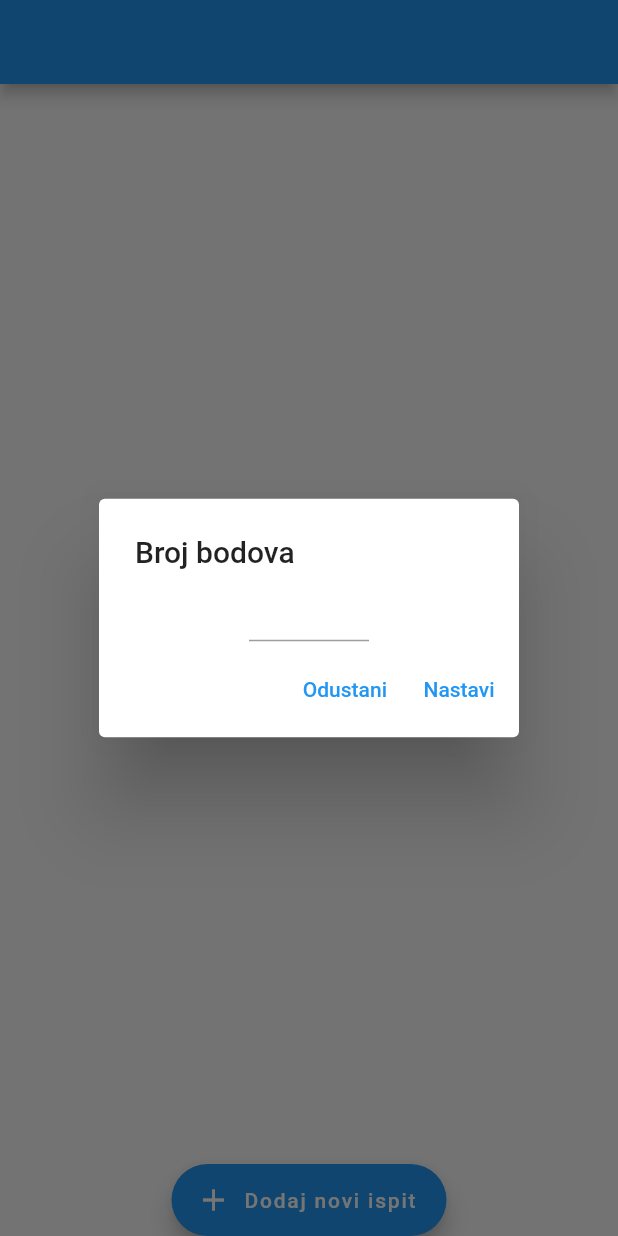
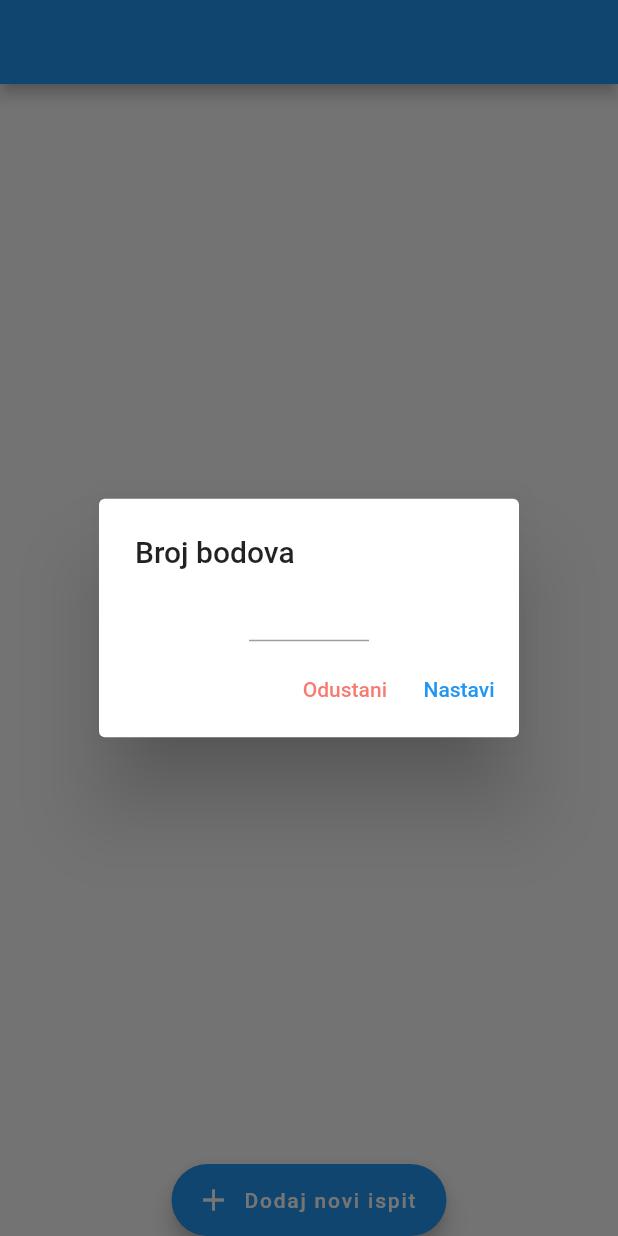
Before and after one commit to llekcevi/koliko_je_za_pet, a Flutter app: the screen it shows after launch, after a tap on "Dodaj novi ispit", on a phone screen of 412 x 824 dp. Run offline on Flutter 3.47's test engine with Material 2 defaults, Android fonts, the phone set to English and light mode, and no system bars; our stand-ins replace cloud_firestore, firebase_core, flutter_riverpod; accounts and stored records are empty; generated files the repository leaves out were written again.

Commit message:
Added commas and formatted

```diff
--- a/kolko_je_za_pet/lib/widgets/filter_exams.dart
+++ b/kolko_je_za_pet/lib/widgets/filter_exams.dart
@@ -27,6 +27,7 @@ class FilterExams extends ConsumerWidget {
             child: CircularProgressIndicator(),
           );
         }
-        });
+      },
+    );
   }
 }
--- a/kolko_je_za_pet/lib/widgets/input_points_alert_dialog.dart
+++ b/kolko_je_za_pet/lib/widgets/input_points_alert_dialog.dart
@@ -16,18 +16,9 @@ class InputPoints extends ConsumerWidget {
       contentPadding: const EdgeInsets.symmetric(
         horizontal: 100,
       ),
-      content: TextField(
-        textAlign: TextAlign.center,
-        keyboardType: TextInputType.number,
-        controller: bodoviController,
-      ),
+      content: InputPointsTextField(bodoviController: bodoviController),
       actions: [
-        TextButton(
-            onPressed: (() {
-              bodoviController.clear();
-              Navigator.pop(context);
-            }),
-            child: const Text("Odustani")),
+        CancelTextButton(bodoviController: bodoviController),
         TextButton(
             onPressed: (() {
               final exam =
@@ -48,3 +39,42 @@ class InputPoints extends ConsumerWidget {
                 ))));
   }
 }
+
+class CancelTextButton extends StatelessWidget {
+  const CancelTextButton({
+    Key? key,
+    required this.bodoviController,
+  }) : super(key: key);
+
+  final TextEditingController bodoviController;
+
+  @override
+  Widget build(BuildContext context) {
+    return TextButton(
+        onPressed: (() {
+          bodoviController.clear();
+          Navigator.pop(context);
+        }),
+        child: const Text(
+            style: TextStyle(color: Color.fromARGB(180, 244, 67, 54)),
+            "Odustani"));
+  }
+}
+
+class InputPointsTextField extends StatelessWidget {
+  const InputPointsTextField({
+    Key? key,
+    required this.bodoviController,
+  }) : super(key: key);
+
+  final TextEditingController bodoviController;
+
+  @override
+  Widget build(BuildContext context) {
+    return TextField(
+      textAlign: TextAlign.center,
+      keyboardType: TextInputType.number,
+      controller: bodoviController,
+    );
+  }
+}
```
Lines whose indentation alone changed are shown as unchanged.
